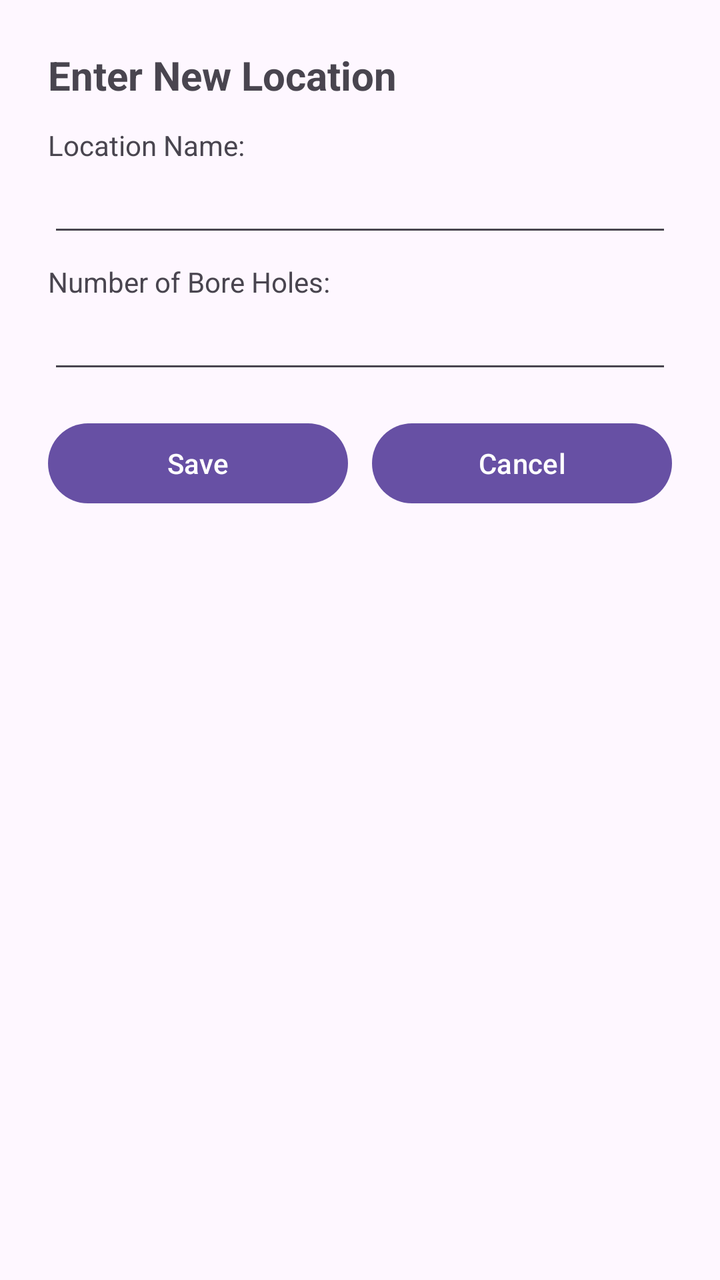
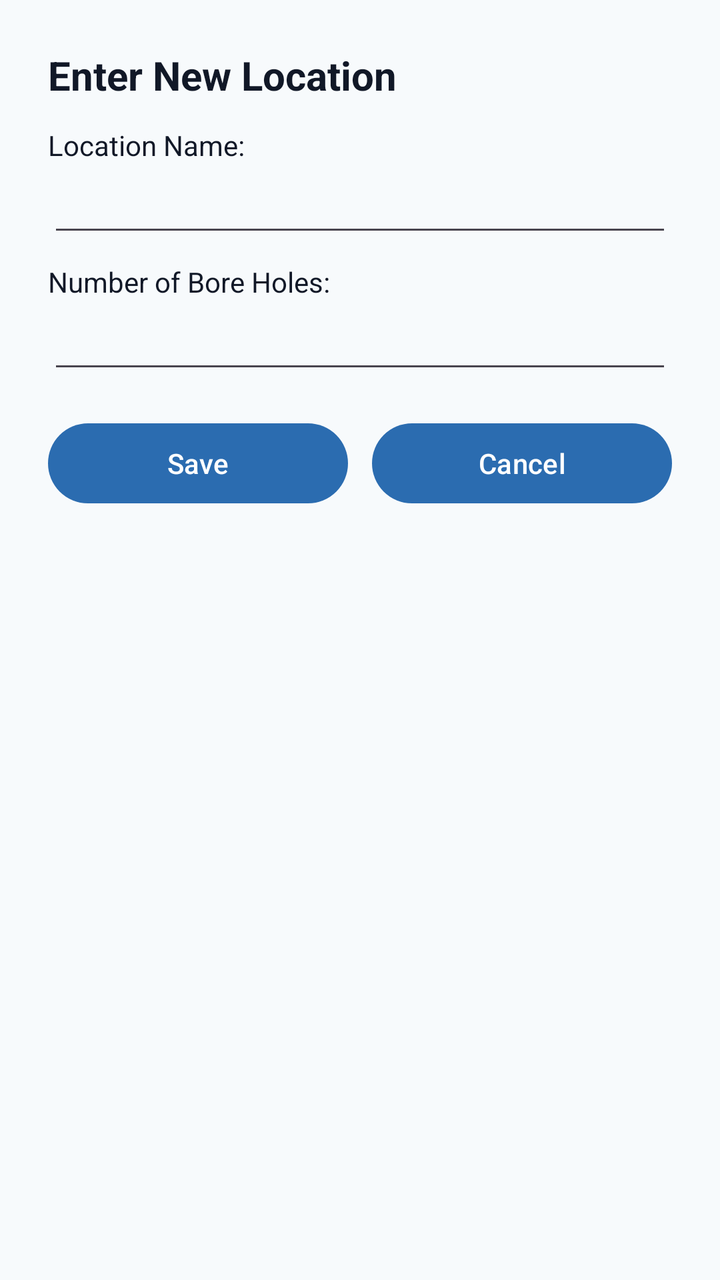

An Android layout rendered at two revisions. The XML below is the earlier revision; the diff shows what the commit changed to produce the second picture.
<!-- AndroidManifest.xml: application theme Theme.MyApplication -->
<!-- res/layout/activity_enter_new_client.xml -->
<?xml version="1.0" encoding="utf-8"?>
<ScrollView xmlns:android="http://schemas.android.com/apk/res/android"
    android:layout_width="match_parent"
    android:layout_height="match_parent">

    <LinearLayout android:layout_width="match_parent" android:layout_height="wrap_content" android:orientation="vertical" android:padding="24dp">
        <TextView android:layout_width="wrap_content" android:layout_height="wrap_content" android:text="Enter New Location" android:textSize="20sp" android:textStyle="bold" />

        <TextView android:layout_width="wrap_content" android:layout_height="wrap_content" android:text="Location Name:" android:layout_marginTop="12dp" />
        <EditText android:id="@+id/txfNewLocationName" android:layout_width="match_parent" android:layout_height="wrap_content" />

        <TextView android:layout_width="wrap_content" android:layout_height="wrap_content" android:text="Number of Bore Holes:" android:layout_marginTop="8dp" />
        <EditText android:id="@+id/txfNewBoreHoles" android:layout_width="match_parent" android:layout_height="wrap_content" android:inputType="number" />

        <LinearLayout android:layout_width="match_parent" android:layout_height="wrap_content" android:orientation="horizontal" android:layout_marginTop="16dp">
            <Button android:id="@+id/btnSaveNewLocation" android:layout_width="0dp" android:layout_weight="1" android:layout_height="wrap_content" android:text="Save" />
            <Space android:layout_width="12dp" android:layout_height="wrap_content" />
            <Button android:id="@+id/btnCancelNewLocation" android:layout_width="0dp" android:layout_weight="1" android:layout_height="wrap_content" android:text="Cancel" />
        </LinearLayout>
    </LinearLayout>

</ScrollView>
<!-- resources referenced by this layout -->
<resources>
  <style name="Theme.MyApplication" parent="Base.Theme.MyApplication" />
  <style name="Base.Theme.MyApplication" parent="Theme.Material3.DayNight.NoActionBar">
          
          
      </style>
</resources>

<!-- the commit's change to res/layout/activity_enter_new_client.xml (unified diff, before → after) -->
@@ -7,15 +7,15 @@
         <TextView android:layout_width="wrap_content" android:layout_height="wrap_content" android:text="Enter New Location" android:textSize="20sp" android:textStyle="bold" />
 
         <TextView android:layout_width="wrap_content" android:layout_height="wrap_content" android:text="Location Name:" android:layout_marginTop="12dp" />
-        <EditText android:id="@+id/txfNewLocationName" android:layout_width="match_parent" android:layout_height="wrap_content" />
+        <EditText style="@style/AppInput" android:id="@+id/txfNewLocationName" android:layout_width="match_parent" android:layout_height="wrap_content" />
 
         <TextView android:layout_width="wrap_content" android:layout_height="wrap_content" android:text="Number of Bore Holes:" android:layout_marginTop="8dp" />
-        <EditText android:id="@+id/txfNewBoreHoles" android:layout_width="match_parent" android:layout_height="wrap_content" android:inputType="number" />
+        <EditText style="@style/AppInput" android:id="@+id/txfNewBoreHoles" android:layout_width="match_parent" android:layout_height="wrap_content" android:inputType="number" />
 
         <LinearLayout android:layout_width="match_parent" android:layout_height="wrap_content" android:orientation="horizontal" android:layout_marginTop="16dp">
-            <Button android:id="@+id/btnSaveNewLocation" android:layout_width="0dp" android:layout_weight="1" android:layout_height="wrap_content" android:text="Save" />
+            <Button style="@style/AppButton" android:id="@+id/btnSaveNewLocation" android:layout_width="0dp" android:layout_weight="1" android:layout_height="wrap_content" android:text="Save" />
             <Space android:layout_width="12dp" android:layout_height="wrap_content" />
-            <Button android:id="@+id/btnCancelNewLocation" android:layout_width="0dp" android:layout_weight="1" android:layout_height="wrap_content" android:text="Cancel" />
+            <Button style="@style/AppButton" android:id="@+id/btnCancelNewLocation" android:layout_width="0dp" android:layout_weight="1" android:layout_height="wrap_content" android:text="Cancel" />
         </LinearLayout>
     </LinearLayout>
 
<!-- resource entries referenced after the edit -->
@@ -2,8 +2,17 @@
 <resources>
   <style name="Theme.MyApplication" parent="Base.Theme.MyApplication" />
   <style name="Base.Theme.MyApplication" parent="Theme.Material3.DayNight.NoActionBar">
-          
-          
+          <item name="colorPrimary">@color/primary</item>
+          <item name="colorPrimaryVariant">@color/primary_variant</item>
+          <item name="colorOnPrimary">@color/on_primary</item>
+          <item name="android:colorBackground">@color/background</item>
+          <item name="android:textColor">@color/text_primary</item>
+          <item name="android:windowBackground">@color/background</item>
       </style>
+  <color name="primary">#2B6CB0</color>
+  <color name="primary_variant">#245a93</color>
+  <color name="on_primary">#FFFFFFFF</color>
+  <color name="background">#F7FAFC</color>
+  <color name="text_primary">#111827</color>
 </resources>
 
